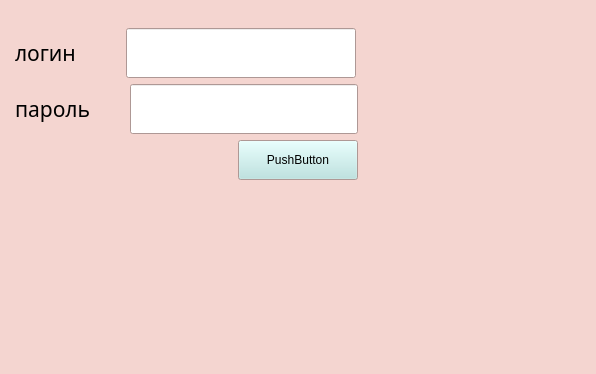
Old version of the form mainwindow.ui in the repository lizlizardplease/school_bmstu; both pictures show x 0 to 596 and y 167 to 541 of the 596 by 541 pixel window.
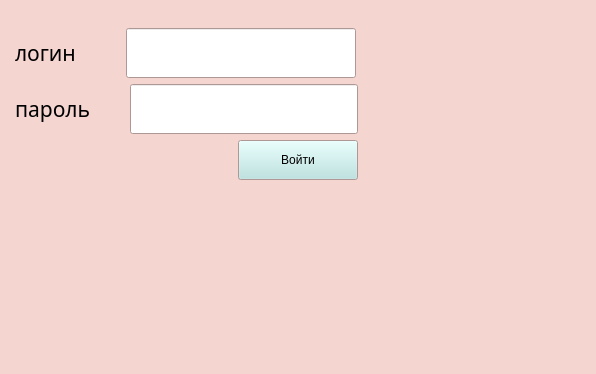
New version of the form.

The edit to the form file:
```diff
--- a/mainwindow.ui
+++ b/mainwindow.ui
@@ -765,7 +765,7 @@
          </palette>
         </property>
         <property name="text">
-         <string>PushButton</string>
+         <string>Войти</string>
         </property>
        </widget>
       </item>
```
